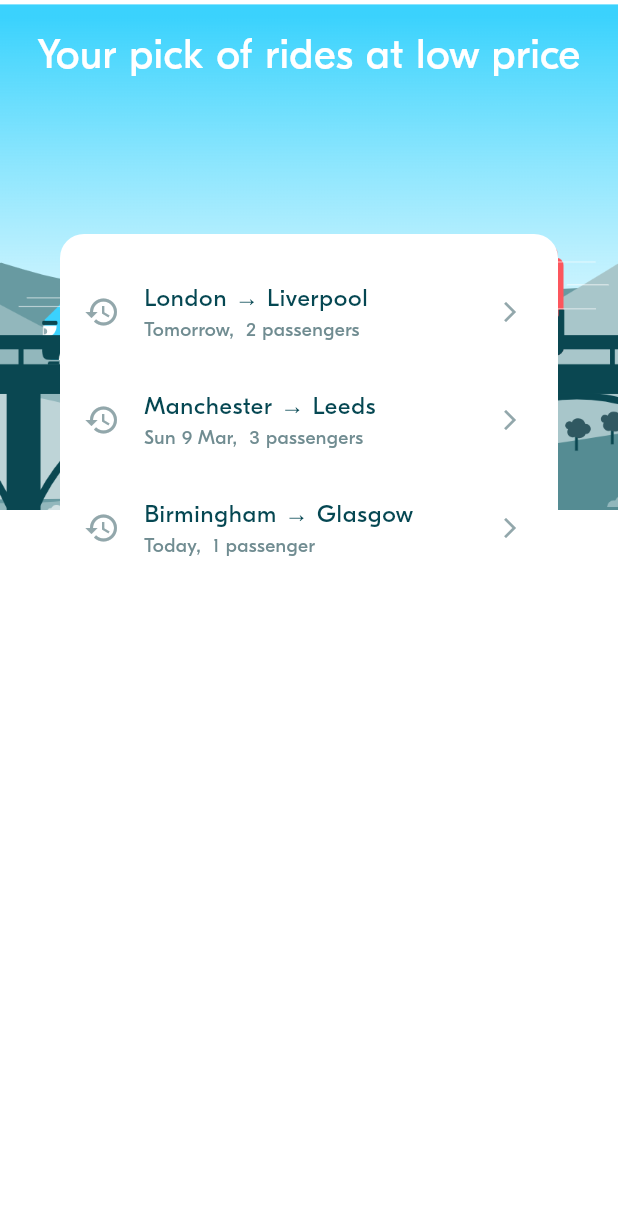
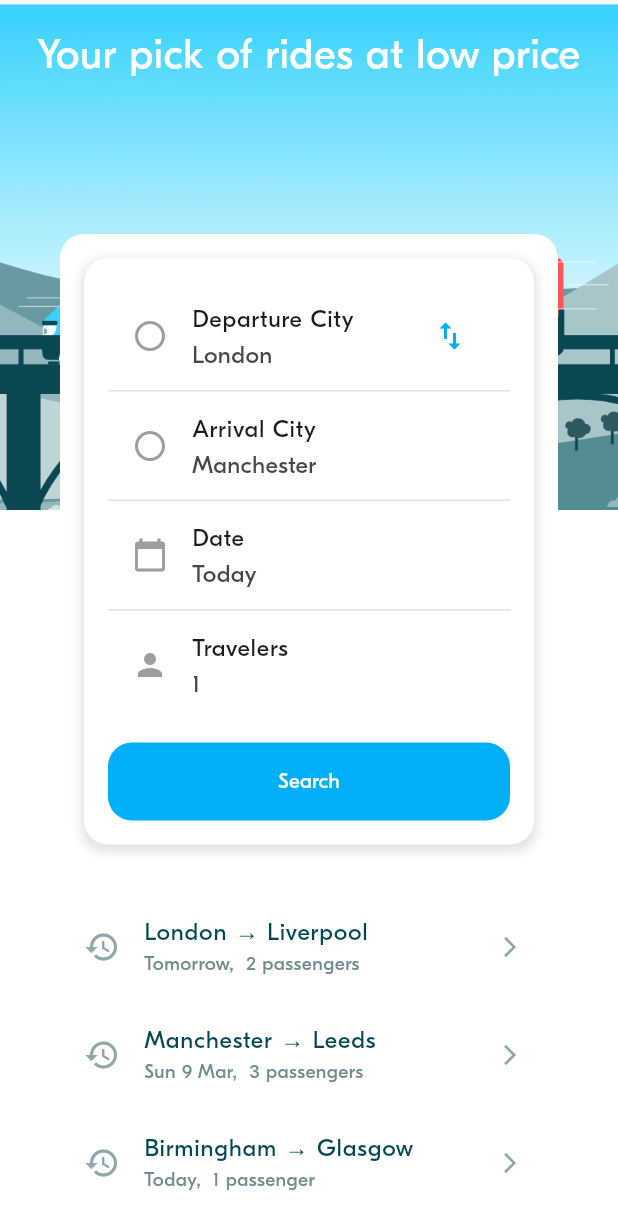
Before and after one commit to Dolla2021/BlablaCar_lab3_flutter, a Flutter app: the screen it shows after launch, on a phone screen of 412 x 824 dp. Shown: the top 1229 px of the screen. Run offline on Flutter 3.47's test engine with Material 3 defaults, Android fonts, the phone set to English and light mode, and no system bars; project files that could hold a hidden picture were left out.

Commit message:
Initial commit

```diff
--- a/lib/main.dart
+++ b/lib/main.dart
@@ -1,6 +1,6 @@
 import 'package:flutter/material.dart';
-import 'screens/ride_pref/ride_pref_screen.dart';
-import 'theme/theme.dart';
+import 'package:week_3_blabla_project/screens/ride_pref/ride_pref_screen.dart';
+import 'package:week_3_blabla_project/theme/theme.dart';
 
 void main() {
   runApp(const MyApp());
--- a/lib/model/ride/ride.dart
+++ b/lib/model/ride/ride.dart
@@ -1,7 +1,6 @@
-import 'package:week_3_blabla_project/model/ride/locations.dart';
-
 import '../../utils/date_time_util.dart';
 import '../user/user.dart';
+import 'locations.dart';
 
 enum RideStatus {
   created,
--- a/lib/screens/ride_pref/widgets/ride_pref_form.dart
+++ b/lib/screens/ride_pref/widgets/ride_pref_form.dart
@@ -1,20 +1,15 @@
 import 'package:flutter/material.dart';
-
+import '../../../dummy_data/dummy_data.dart';
 import '../../../model/ride/locations.dart';
 import '../../../model/ride_pref/ride_pref.dart';
+import '../../../theme/theme.dart';
+import '../../../widgets/actions/blabutton.dart';
+import '../../../widgets/display/bla_divider.dart';
+// Import dummy data for initial locations
 
-///
-/// A Ride Preference From is a view to select:
-///   - A depcarture location
-///   - An arrival location
-///   - A date
-///   - A number of seats
-///
-/// The form can be created with an existing RidePref (optional).
-///
+// This is a StatefulWidget that creates a reusable form for displaying ride preferences,
 class RidePrefForm extends StatefulWidget {
-  // The form can be created with an optional initial RidePref.
-  final RidePref? initRidePref;
+  final RidePref? initRidePref; // Optional initial ride preferences
 
   const RidePrefForm({super.key, this.initRidePref});
 
@@ -23,43 +18,148 @@ class RidePrefForm extends StatefulWidget {
 }
 
 class _RidePrefFormState extends State<RidePrefForm> {
-  Location? departure;
-  late DateTime departureDate;
-  Location? arrival;
-  late int requestedSeats;
+  late Location departure; // Departure location, initialized later
+  late DateTime departureDate; // Departure date, initialized later
+  late Location arrival; // Arrival location, initialized later
+  late int requestedSeats; // Number of requested seats, initialized later
 
-
-
-  // ----------------------------------
-  // Initialize the Form attributes
-  // ----------------------------------
-
+  // Sets up the initial state of the form, using provided RidePref or defaults from dummy data.
   @override
   void initState() {
     super.initState();
-    // TODO
+    _initializeRidePreferences();
   }
 
-  // ----------------------------------
-  // Handle events
-  // ----------------------------------
+  // Initializes ride preferences with defaults or from initRidePref.
+  void _initializeRidePreferences() {
+    final initialPref = widget.initRidePref ??
+        RidePref(
+          // Default preferences if none provided
+          departure:
+              fakeLocations[0], // Default to first location (e.g., London)
+          departureDate: DateTime(2025, 2, 22), // Default to Sat 22 Feb 2025
+          arrival:
+              fakeLocations[1], // Default to second location (e.g., Manchester)
+          requestedSeats: 1, // Default to 1 seat
+        );
 
+    departure = initialPref.departure; // Assign departure location
+    departureDate = initialPref.departureDate; // Assign departure date
+    arrival = initialPref.arrival; // Assign arrival location
+    requestedSeats = initialPref.requestedSeats; // Assign requested seats
+  }
 
-  // ----------------------------------
-  // Compute the widgets rendering
-  // ----------------------------------
+  // Swaps the departure and arrival locations when triggered.
+  void _switchLocations() {
+    setState(() {
+      final temp = departure; // Temporary variable to hold departure
+      departure = arrival; // Swap departure with arrival
+      arrival = temp; // Swap arrival with temporary value
+    });
+  }
 
+  // Checks if locations are selected and creates a RidePref object for search.
+  // Currently a placeholder, printing the result for demonstration.
+  void _onSearchPressed() {
+    // Check if both locations are valid
+    RidePref ridePref = RidePref(
+      // Create RidePref object
+      departure: departure,
+      arrival: arrival,
+      departureDate: departureDate,
+      requestedSeats: requestedSeats,
+    );
+    print('Search with preferences: $ridePref'); // Output for testing
+  }
 
-  // ----------------------------------
-  // Build the widgets
-  // ----------------------------------
+  // Constructs the form UI with a card layout, custom tiles, and a search button.
   @override
   Widget build(BuildContext context) {
-    return Column(
-        mainAxisAlignment: MainAxisAlignment.start,
-        crossAxisAlignment: CrossAxisAlignment.stretch,
-        children: [
+    return Padding(
+      padding: const EdgeInsets.all(BlaSpacings.m),
+      child: Container(
+        decoration: _containerDecoration(),
+        child: SingleChildScrollView(
+          child: Padding(
+            padding: const EdgeInsets.all(BlaSpacings.m),
+            child: Column(
+              crossAxisAlignment: CrossAxisAlignment.start,
+              children: [
+                _buildTile(
+                  title: 'Departure City',
+                  subtitle: departure.name,
+                  icon: Icons.radio_button_unchecked,
+                  trailingIcon: Icons.swap_vert,
+                  onTrailingPressed: _switchLocations,
+                ),
+                BlaDivider(),
+                _buildTile(
+                  title: 'Arrival City',
+                  subtitle: arrival.name,
+                  icon: Icons.radio_button_unchecked,
+                ),
+                BlaDivider(),
+                _buildTile(
+                  title: 'Date',
+                  subtitle: 'Today',
+                  icon: Icons.calendar_today,
+                ),
+                BlaDivider(),
+                _buildTile(
+                  title: 'Travelers',
+                  subtitle: '$requestedSeats',
+                  icon: Icons.person,
+                ),
+                SizedBox(height: BlaSpacings.m),
+                Center(
+                  child: BlaButton(
+                    text: 'Search',
+                    type: ButtonType.primary,
+                    onPressed: _onSearchPressed,
+                  ),
+                ),
+              ],
+            ),
+          ),
+        ),
+      ),
+    );
+  }
 
-        ]);
+  // Creates a custom tile for each form field, including an icon, title, subtitle,
+  Widget _buildTile({
+    required String title,
+    required String subtitle,
+    required IconData icon,
+    IconData? trailingIcon,
+    VoidCallback? onTrailingPressed,
+  }) {
+    return ListTile(
+      leading: Icon(icon, color: Colors.grey),
+      title: Text(title, style: BlaTextStyles.body),
+      subtitle: Text(subtitle, style: BlaTextStyles.body),
+      trailing: trailingIcon != null
+          ? IconButton(
+              icon: Icon(trailingIcon, color: BlaColors.primary),
+              onPressed: onTrailingPressed,
+            )
+          : null,
+      contentPadding: EdgeInsets.symmetric(horizontal: BlaSpacings.m),
+    );
+  }
+
+  BoxDecoration _containerDecoration() {
+    return BoxDecoration(
+      color: Colors.white,
+      borderRadius: BorderRadius.circular(BlaSpacings.radius),
+      boxShadow: [
+        BoxShadow(
+          color: Colors.grey.withOpacity(0.3),
+          spreadRadius: 2,
+          blurRadius: 5,
+          offset: const Offset(0, 3),
+        ),
+      ],
+    );
   }
 }
--- /dev/null
+++ b/lib/widgets/actions/blabutton.dart
@@ -0,0 +1,107 @@
+import 'package:flutter/material.dart';
+import '../../theme/theme.dart';
+
+// Enum to define button types
+enum ButtonType { primary, secondary }
+
+// This is a helper class that defines reusable button styles for the BlaButton widget.
+// It provides a centralized way to configure button appearance (e.g., colors, borders, padding)
+// using a private base style method and public methods for primary/secondary styles.
+class BlaButtonStyle {
+  // Private method to create a base button style with shared properties
+  static ButtonStyle _baseStyle(
+      Color background, Color foreground, BorderSide? border) {
+    return ElevatedButton.styleFrom(
+      backgroundColor: background,
+      foregroundColor: foreground,
+      shape: RoundedRectangleBorder(
+        borderRadius: BorderRadius.circular(BlaSpacings.radius),
+        side: border ??
+            BorderSide.none, // Optional border (used for secondary type)
+      ),
+      elevation: 0, // Flat design with no shadow
+      padding:
+          EdgeInsets.symmetric(vertical: BlaSpacings.m), // Vertical padding
+      minimumSize:
+          const Size(double.infinity, 50), // Full-width, fixed-height button
+    );
+  }
+
+  // Primary style: blue background, white text, no border
+  static ButtonStyle primary(BuildContext context) =>
+      _baseStyle(BlaColors.primary, BlaColors.white, null);
+
+  // Secondary style: white background, blue text, blue border
+  static ButtonStyle secondary(BuildContext context) => _baseStyle(
+      BlaColors.white,
+      BlaColors.primary,
+      BorderSide(color: BlaColors.primary, width: 1.0));
+}
+
+// This is a reusable stateless widget that creates a styled button based on the ButtonType.
+// It takes text, type, and an onPressed callback as parameters.
+class BlaButton extends StatelessWidget {
+  final String text;
+  final ButtonType type;
+  final VoidCallback onPressed;
+
+  const BlaButton({
+    super.key,
+    required this.text,
+    required this.type,
+    required this.onPressed,
+  });
+
+  @override
+  Widget build(BuildContext context) {
+    // - If type is ButtonType.primary, it uses BlaButtonStyle.primary (blue background, white text).
+    // - Otherwise, it uses BlaButtonStyle.secondary (white background, blue text/border).
+
+    return ElevatedButton(
+      onPressed: onPressed,
+      style: type == ButtonType.primary
+          ? BlaButtonStyle.primary(context)
+          : BlaButtonStyle.secondary(context),
+      child: Text(text, style: BlaTextStyles.button),
+    );
+  }
+}
+
+// Demo page to showcase BlaButton usage
+class ButtonPage extends StatelessWidget {
+  const ButtonPage({super.key});
+
+  @override
+  Widget build(BuildContext context) {
+    return Scaffold(
+      body: Padding(
+        padding: const EdgeInsets.all(BlaSpacings.m), // Margin around content
+        child: Column(
+          mainAxisAlignment:
+              MainAxisAlignment.center, // Vertically center buttons
+          children: [
+            BlaButton(
+              text: 'Contact Volodia',
+              type: ButtonType.secondary,
+              onPressed: () => print('Contact Volodia clicked!'),
+            ),
+            const SizedBox(height: BlaSpacings.m), // Spacing between buttons
+            BlaButton(
+              text: 'Request to book',
+              type: ButtonType.primary,
+              onPressed: () => print('Request to book clicked!'),
+            ),
+          ],
+        ),
+      ),
+    );
+  }
+}
+
+// App entry point
+void main() {
+  runApp(MaterialApp(
+    theme: appTheme, // Apply consistent app styling
+    home: const ButtonPage(), // Display the demo page
+  ));
+}
```
Also changed, not shown: lib/screens/ride_pref/ride_pref_screen.dart (+6 -14 lines), lib/screens/ride_pref/widgets/location_picker.dart (added, +169 -0 lines), lib/service/locations_service.dart (+3 -5 lines), lib/service/rides_service.dart (+7 -6 lines), lib/theme/theme.dart (+18 -15 lines), lib/utils/animations_util.dart (+5 -5 lines), lib/widgets/actions/bla_button.dart (deleted, +0 -53 lines), pubspec.lock, 1 other file.
